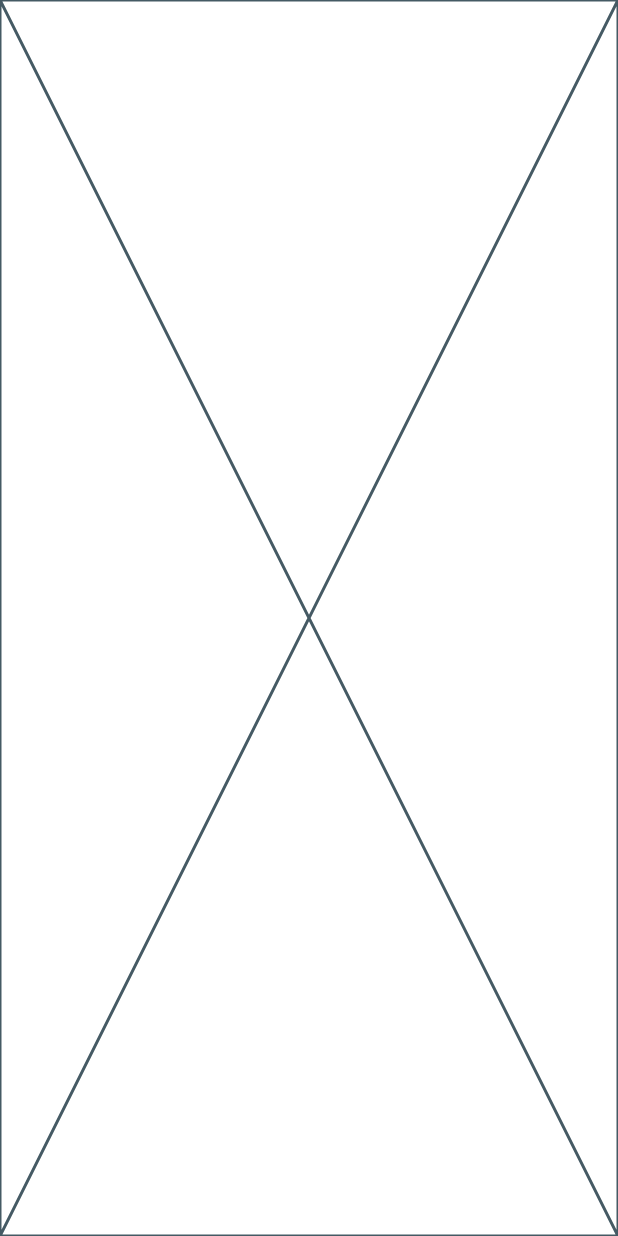
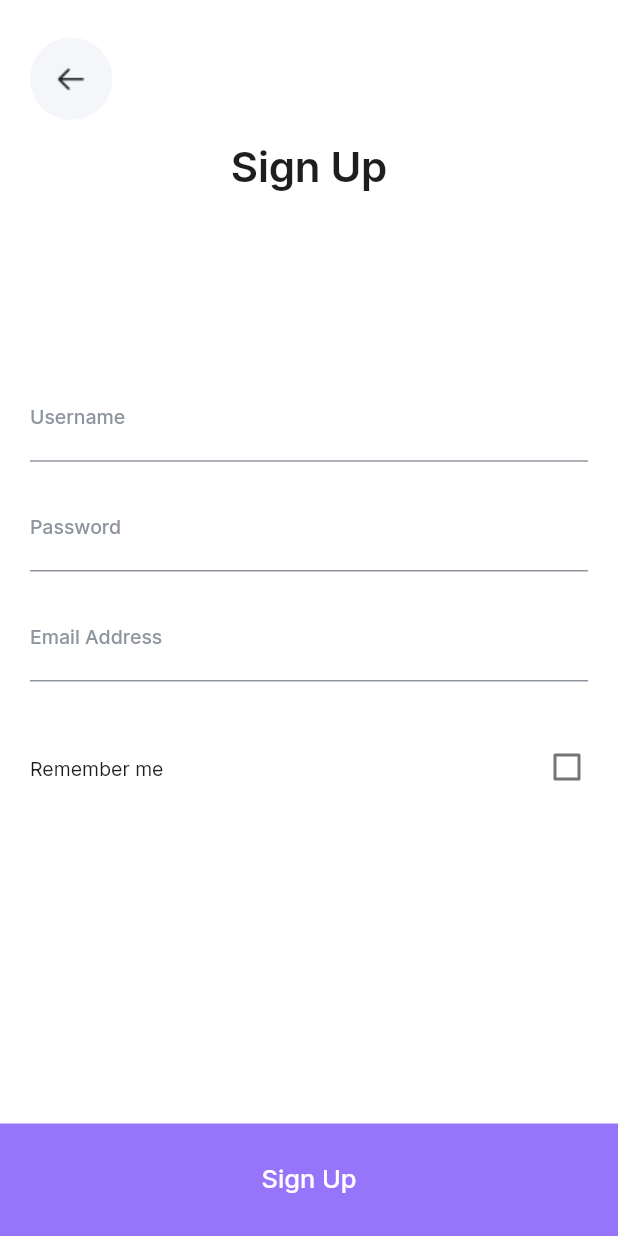
Before and after one commit to abdulrahmmann/laza_ecommerce, a Flutter app: the SignUpView screen opened directly, on a phone screen of 412 x 824 dp. Run offline on Flutter 3.47's test engine with Material 2 defaults, Android fonts, the light colour scheme and no system bars; our stand-ins replace go_router.

Commit message:
sign up view done!.

```diff
--- a/lib/core/utils/app_routers.dart
+++ b/lib/core/utils/app_routers.dart
@@ -1,6 +1,7 @@
 
 import 'package:go_router/go_router.dart';
 import 'package:laza/features/auth/ui/views/get_started_view.dart';
+import 'package:laza/features/auth/ui/views/sign_up_view.dart';
 import 'package:laza/features/splash/ui/views/second_splash_view.dart';
 
 class AppRouters {
@@ -17,7 +18,7 @@
     routes: [
       GoRoute(
         path: '/',
-        builder: (context, state) => const GetStartedView(), // FirstSplashView
+        builder: (context, state) => const SignUpView(), // FirstSplashView
       ),
       GoRoute(
         path: kSecondSplashView,
@@ -27,6 +28,10 @@
         path: kGetStartedView,
         builder: (context, state) => const GetStartedView(),
       ),
+      GoRoute(
+        path: kSignUpView,
+        builder: (context, state) => const SignUpView(),
+      ),
       ],
   );
 }
--- a/lib/features/auth/ui/views/widgets/get_started_view_body.dart
+++ b/lib/features/auth/ui/views/widgets/get_started_view_body.dart
@@ -31,7 +31,7 @@
               SizedBox(height: height*.02),
               Text(
                 'Let’s Get Started',
-                style: AppStyles.textStyle25.copyWith(
+                style: AppStyles.textStyle28.copyWith(
                   color: AppColors.kBlackColor,
                 ),
                 textAlign: TextAlign.center,
--- a/lib/features/auth/ui/views/widgets/sign_up_view_body.dart
+++ b/lib/features/auth/ui/views/widgets/sign_up_view_body.dart
@@ -1,11 +1,97 @@
 
 import 'package:flutter/material.dart';
+import 'package:laza/core/utils/app_colors.dart';
+import 'package:laza/core/utils/app_styles.dart';
+import 'package:laza/features/auth/ui/views/widgets/custom_auth_purple_button.dart';
+import 'package:laza/features/auth/ui/views/widgets/custom_circle_widget.dart';
+import 'package:laza/features/auth/ui/views/widgets/user_text_field.dart';
 
 class SignUpViewBody extends StatelessWidget {
   const SignUpViewBody({super.key});
 
   @override
   Widget build(BuildContext context) {
-    return const Placeholder();
+
+    var height = MediaQuery.of(context).size.height;
+
+    return Column(
+      children: [
+        Expanded(
+          child: ListView(
+            children: [
+              const Align(
+                alignment: Alignment.topLeft,
+                child: Padding(
+                  padding: EdgeInsets.only(right: 20, left: 20, top: 25),
+                  child: CustomCircleWidgets(
+                    image: 'assets/images/arrowleft.png',
+                    backgroundColor: AppColors.kWhiteGreyColor,
+                  ),
+                ),
+              ),
+              SizedBox(height: height*.02),
+              Text(
+                'Sign Up',
+                style: AppStyles.textStyle28.copyWith(
+                  color: AppColors.kBlackColor,
+                ),
+                textAlign: TextAlign.center,
+              ),
+              SizedBox(height: height * 0.15),
+
+              Padding(
+                padding: const EdgeInsets.only(right: 20, left: 20),
+                child: Column(
+                  children: [
+                    const UserTextField(
+                      labelText: 'Username',
+                      obscureTex: false,
+                    ),
+                    SizedBox(height: height * 0.02),
+                    const UserTextField(
+                      labelText: 'Password',
+                      obscureTex: false,
+                    ),
+                    SizedBox(height: height * 0.02),
+                    const UserTextField(
+                      labelText: 'Email Address',
+                      obscureTex: false,
+                    ),
+                  ],
+                ),
+              ),
+
+              SizedBox(height: height * 0.04),
+
+              Padding(
+                padding: const EdgeInsets.only(right: 10, left: 20),
+                child: Row(
+                  mainAxisAlignment: MainAxisAlignment.spaceBetween,
+                  children: [
+                    Text(
+                      'Remember me',
+                      style: AppStyles.textStyle13.copyWith(
+                        color: AppColors.kBlackColor
+                      ),
+                    ),
+                    Checkbox(
+                      activeColor: AppColors.kPrimaryColor,
+                        value: false,
+                        onChanged: (value) {
+
+                        }
+                    )
+                  ],
+                ),
+              ),
+            ],
+          ),
+        ),
+
+        ///////////  button ///////////
+        const CustomAuthPurpleButton(text: 'Sign Up'),
+
+      ],
+    );
   }
 }
--- /dev/null
+++ b/lib/features/auth/ui/views/widgets/user_text_field.dart
@@ -0,0 +1,41 @@
+
+import 'package:flutter/material.dart';
+import 'package:laza/core/utils/app_colors.dart';
+import 'package:laza/core/utils/app_styles.dart';
+
+class UserTextField extends StatelessWidget {
+  const UserTextField(
+      {super.key,
+        this.obscureTex = false,
+        required this.labelText});
+
+  final bool obscureTex;
+  final String labelText;
+  @override
+  Widget build(BuildContext context) {
+    return TextField(
+      cursorColor: AppColors.kBlackColor,
+      cursorWidth: 1,
+      maxLines: 1,
+      minLines: 1,
+      obscureText: obscureTex,
+      style: AppStyles.textStyle17.copyWith(
+          color: AppColors.kBlackColor,
+          fontWeight: FontWeight.w600
+      ),
+      decoration: InputDecoration(
+        labelText: labelText,
+        labelStyle: AppStyles.textStyle13.copyWith(
+            color: AppColors.kGreyColor,
+            fontWeight: FontWeight.w500
+        ),
+        focusedBorder: UnderlineInputBorder(
+          borderSide: BorderSide(color: AppColors.kGreyColor)
+        ),
+        enabledBorder: UnderlineInputBorder(
+            borderSide: BorderSide(color: AppColors.kGreyColor)
+        )
+      ),
+    );
+  }
+}
```
